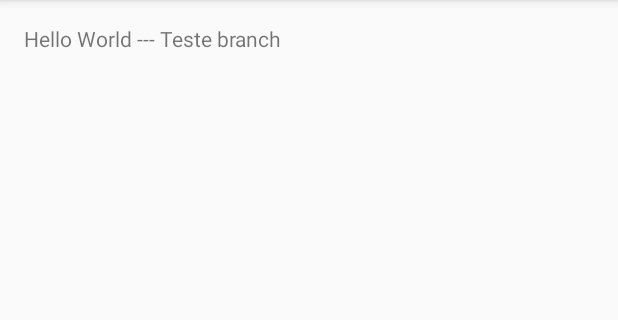
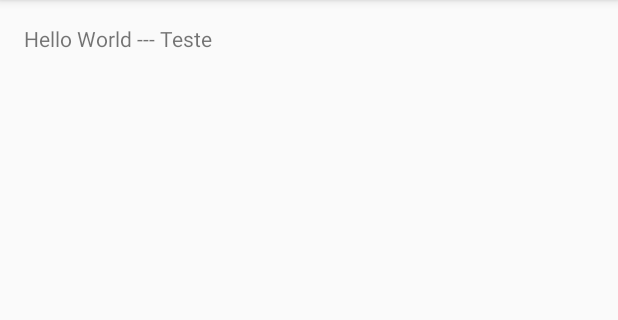
Before and after one commit to fercugliandro/PocGitHub, an Android app: the screen it shows after launch (BaseMainActivity), on a phone screen of 412 x 824 dp, the part 84-404 px from its top. Run offline under Robolectric (Android 15) with nearby library versions, the phone set to English and light mode, and no system bars.

Commit message:
Teste de layout

```diff
--- a/app/src/main/res/layout/content_base_main.xml
+++ b/app/src/main/res/layout/content_base_main.xml
@@ -15,5 +15,5 @@
     <TextView
         android:layout_width="wrap_content"
         android:layout_height="wrap_content"
-        android:text="Hello World --- Teste branch" />
+        android:text="Hello World --- Teste" />
 </RelativeLayout>
```
